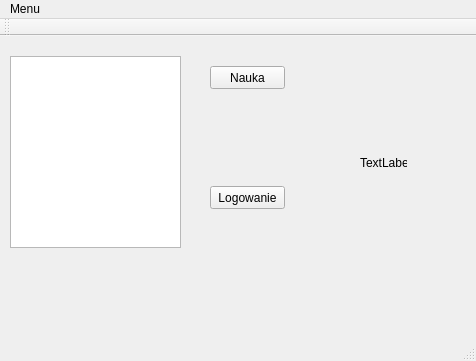
Qt form SuperMemo/mainwindow.ui (dampo21/ZPR-Projekt-SuperMemo) before a commit.
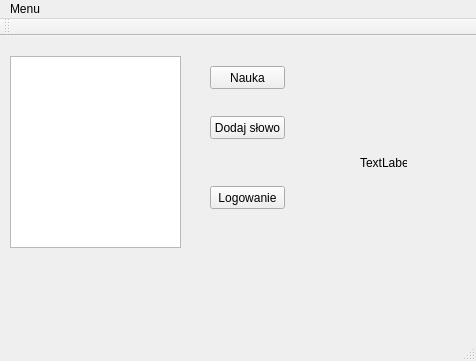
The same form after that commit.

```diff
--- a/SuperMemo/mainwindow.ui
+++ b/SuperMemo/mainwindow.ui
@@ -63,6 +63,19 @@
      <string>Nauka</string>
     </property>
    </widget>
+   <widget class="QPushButton" name="addWordButton">
+    <property name="geometry">
+     <rect>
+      <x>210</x>
+      <y>80</y>
+      <width>75</width>
+      <height>23</height>
+     </rect>
+    </property>
+    <property name="text">
+     <string>Dodaj słowo</string>
+    </property>
+   </widget>
   </widget>
   <widget class="QMenuBar" name="menuBar">
    <property name="geometry">
```
